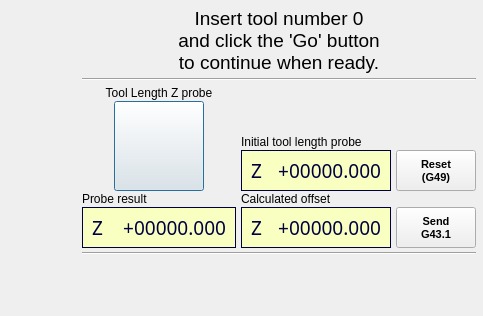
First picture: the form in dlgToolChange.ui, repository fra589/cn5X, before the edit.
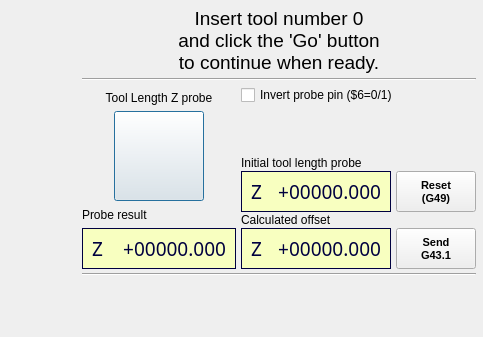
Second picture: the form after the edit. Icons and pictures are not drawn. Custom widgets are drawn as their Qt base class.

Commit message: Tool change beta to verify

The edit to the form file:
```diff
--- a/dlgToolChange.ui
+++ b/dlgToolChange.ui
@@ -30,7 +30,7 @@
     <x>0</x>
     <y>0</y>
     <width>483</width>
-    <height>316</height>
+    <height>337</height>
    </rect>
   </property>
   <property name="sizePolicy">
@@ -437,7 +437,113 @@
             <property name="verticalSpacing">
              <number>1</number>
             </property>
-            <item row="0" column="1">
+            <item row="4" column="0">
+             <widget class="QLabel" name="label_37">
+              <property name="toolTip">
+               <string>Tool Z offset to use</string>
+              </property>
+              <property name="text">
+               <string>Calculated offset</string>
+              </property>
+             </widget>
+            </item>
+            <item row="5" column="0" colspan="2">
+             <widget class="QFrame" name="qfProbeZResult_11">
+              <property name="sizePolicy">
+               <sizepolicy hsizetype="Expanding" vsizetype="Fixed">
+                <horstretch>0</horstretch>
+                <verstretch>0</verstretch>
+               </sizepolicy>
+              </property>
+              <property name="minimumSize">
+               <size>
+                <width>150</width>
+                <height>0</height>
+               </size>
+              </property>
+              <property name="toolTip">
+               <string>Tool Z offset to use</string>
+              </property>
+              <property name="styleSheet">
+               <string notr="true">background-color: rgb(248, 255, 192);
+color: rgb(0, 0, 63);</string>
+              </property>
+              <property name="frameShape">
+               <enum>QFrame::Box</enum>
+              </property>
+              <layout class="QHBoxLayout" name="horizontalLayout_30">
+               <property name="spacing">
+                <number>6</number>
+               </property>
+               <property name="leftMargin">
+                <number>9</number>
+               </property>
+               <property name="topMargin">
+                <number>6</number>
+               </property>
+               <property name="rightMargin">
+                <number>9</number>
+               </property>
+               <property name="bottomMargin">
+                <number>6</number>
+               </property>
+               <item>
+                <widget class="QLabel" name="lblLblPosZ_12">
+                 <property name="sizePolicy">
+                  <sizepolicy hsizetype="Expanding" vsizetype="Fixed">
+                   <horstretch>1</horstretch>
+                   <verstretch>0</verstretch>
+                  </sizepolicy>
+                 </property>
+                 <property name="font">
+                  <font>
+                   <family>LED Calculator</family>
+                   <pointsize>14</pointsize>
+                  </font>
+                 </property>
+                 <property name="contextMenuPolicy">
+                  <enum>Qt::CustomContextMenu</enum>
+                 </property>
+                 <property name="toolTip">
+                  <string>Tool Z offset to use</string>
+                 </property>
+                 <property name="text">
+                  <string notr="true">Z</string>
+                 </property>
+                </widget>
+               </item>
+               <item>
+                <widget class="QLabel" name="lblToolOffset">
+                 <property name="sizePolicy">
+                  <sizepolicy hsizetype="MinimumExpanding" vsizetype="Fixed">
+                   <horstretch>3</horstretch>
+                   <verstretch>0</verstretch>
+                  </sizepolicy>
+                 </property>
+                 <property name="font">
+                  <font>
+                   <family>LED Calculator</family>
+                   <pointsize>14</pointsize>
+                  </font>
+                 </property>
+                 <property name="contextMenuPolicy">
+                  <enum>Qt::CustomContextMenu</enum>
+                 </property>
+                 <property name="toolTip">
+                  <string>Tool Z offset to use</string>
+                 </property>
+                 <property name="text">
+                  <string notr="true">+00000.000</string>
+                 </property>
+                 <property name="alignment">
+                  <set>Qt::AlignRight|Qt::AlignTrailing|Qt::AlignVCenter</set>
+                 </property>
+                </widget>
+               </item>
+              </layout>
+             </widget>
+            </item>
+            <item row="1" column="1">
              <spacer name="verticalSpacer_3">
               <property name="orientation">
                <enum>Qt::Vertical</enum>
@@ -450,17 +556,7 @@
               </property>
              </spacer>
             </item>
-            <item row="1" column="0" colspan="2">
-             <widget class="QLabel" name="label_36">
-              <property name="toolTip">
-               <string>Initial Z coordinate of tool tip probe</string>
-              </property>
-              <property name="text">
-               <string>Initial tool length probe</string>
-              </property>
-             </widget>
-            </item>
-            <item row="2" column="0" colspan="2">
+            <item row="3" column="0" colspan="2">
              <widget class="QFrame" name="qfProbeZResult_10">
               <property name="sizePolicy">
                <sizepolicy hsizetype="Expanding" vsizetype="Fixed">
@@ -556,7 +652,7 @@
               </layout>
              </widget>
             </item>
-            <item row="2" column="2">
+            <item row="3" column="2">
              <widget class="QPushButton" name="btnG49">
               <property name="sizePolicy">
                <sizepolicy hsizetype="Preferred" vsizetype="Preferred">
@@ -589,113 +685,17 @@
               </property>
              </widget>
             </item>
-            <item row="3" column="0">
-             <widget class="QLabel" name="label_37">
+            <item row="2" column="0" colspan="2">
+             <widget class="QLabel" name="label_36">
               <property name="toolTip">
                <string>Tool Z offset to use</string>
               </property>
               <property name="text">
-               <string>Calculated offset</string>
+               <string>Initial tool length probe</string>
               </property>
              </widget>
             </item>
-            <item row="4" column="0" colspan="2">
-             <widget class="QFrame" name="qfProbeZResult_11">
-              <property name="sizePolicy">
-               <sizepolicy hsizetype="Expanding" vsizetype="Fixed">
-                <horstretch>0</horstretch>
-                <verstretch>0</verstretch>
-               </sizepolicy>
-              </property>
-              <property name="minimumSize">
-               <size>
-                <width>150</width>
-                <height>0</height>
-               </size>
-              </property>
-              <property name="toolTip">
-               <string>Tool Z offset to use</string>
-              </property>
-              <property name="styleSheet">
-               <string notr="true">background-color: rgb(248, 255, 192);
-color: rgb(0, 0, 63);</string>
-              </property>
-              <property name="frameShape">
-               <enum>QFrame::Box</enum>
-              </property>
-              <layout class="QHBoxLayout" name="horizontalLayout_30">
-               <property name="spacing">
-                <number>6</number>
-               </property>
-               <property name="leftMargin">
-                <number>9</number>
-               </property>
-               <property name="topMargin">
-                <number>6</number>
-               </property>
-               <property name="rightMargin">
-                <number>9</number>
-               </property>
-               <property name="bottomMargin">
-                <number>6</number>
-               </property>
-               <item>
-                <widget class="QLabel" name="lblLblPosZ_12">
-                 <property name="sizePolicy">
-                  <sizepolicy hsizetype="Expanding" vsizetype="Fixed">
-                   <horstretch>1</horstretch>
-                   <verstretch>0</verstretch>
-                  </sizepolicy>
-                 </property>
-                 <property name="font">
-                  <font>
-                   <family>LED Calculator</family>
-                   <pointsize>14</pointsize>
-                  </font>
-                 </property>
-                 <property name="contextMenuPolicy">
-                  <enum>Qt::CustomContextMenu</enum>
-                 </property>
-                 <property name="toolTip">
-                  <string>Tool Z offset to use</string>
-                 </property>
-                 <property name="text">
-                  <string notr="true">Z</string>
-                 </property>
-                </widget>
-               </item>
-               <item>
-                <widget class="QLabel" name="lblToolOffset">
-                 <property name="sizePolicy">
-                  <sizepolicy hsizetype="MinimumExpanding" vsizetype="Fixed">
-                   <horstretch>3</horstretch>
-                   <verstretch>0</verstretch>
-                  </sizepolicy>
-                 </property>
-                 <property name="font">
-                  <font>
-                   <family>LED Calculator</family>
-                   <pointsize>14</pointsize>
-                  </font>
-                 </property>
-                 <property name="contextMenuPolicy">
-                  <enum>Qt::CustomContextMenu</enum>
-                 </property>
-                 <property name="toolTip">
-                  <string>Tool Z offset to use</string>
-                 </property>
-                 <property name="text">
-                  <string notr="true">+00000.000</string>
-                 </property>
-                 <property name="alignment">
-                  <set>Qt::AlignRight|Qt::AlignTrailing|Qt::AlignVCenter</set>
-                 </property>
-                </widget>
-               </item>
-              </layout>
-             </widget>
-            </item>
-            <item row="4" column="2">
+            <item row="5" column="2">
              <widget class="QPushButton" name="btnG43_1">
               <property name="sizePolicy">
                <sizepolicy hsizetype="Preferred" vsizetype="Preferred">
@@ -722,6 +722,18 @@
               </property>
              </widget>
             </item>
+            <item row="0" column="0" colspan="3">
+             <widget class="QCheckBox" name="chkInvertProbePin">
+              <property name="toolTip">
+               <string>Check/Uncheck to invert the probe pin logic:
+- Unchecked: probe pin normaly open,
+- Checked: probe pin normaly close.</string>
+              </property>
+              <property name="text">
+               <string>Invert probe pin ($6=0/1)</string>
+              </property>
+             </widget>
+            </item>
            </layout>
           </widget>
          </item>
```
Left out of the diff: 8 changed lines with no effect on the pictures. The commit also changes 18 other files.
